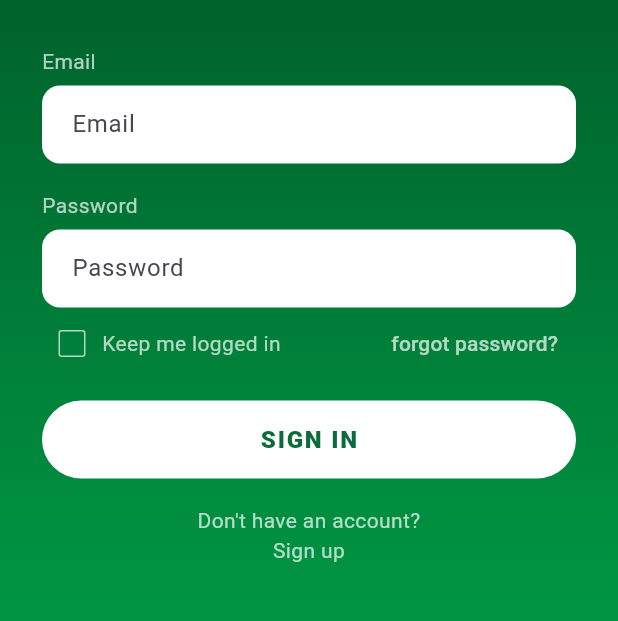
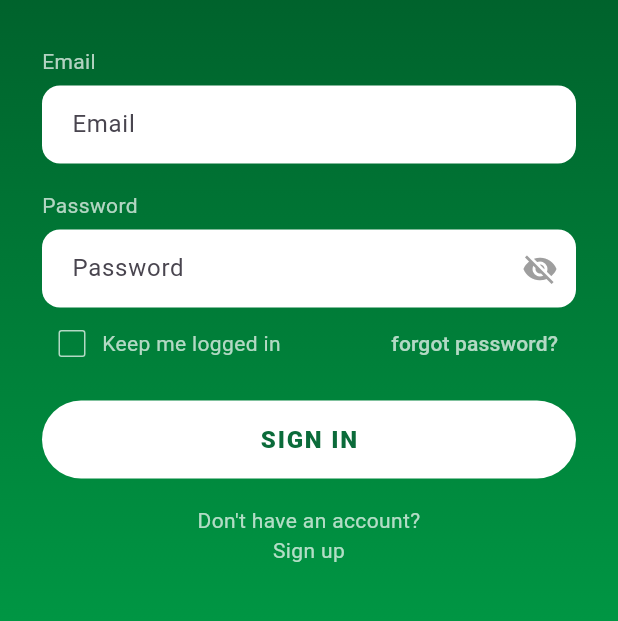
Before and after one commit to totaaa654/thesisRotify, a Flutter app: the LoginPage screen opened by its route, on a phone screen of 412 x 824 dp, the part 273-894 px from its top. Run offline on Flutter 3.47's test engine with Material 3 defaults, Android fonts, the phone set to English and light mode, and no system bars; our stand-ins replace cloud_firestore, firebase_auth, firebase_core, firebase_database, fl_chart, shared_preferences; accounts and stored records are empty.

Commit message:
added showpassword in log in

```diff
--- a/lib/login.dart
+++ b/lib/login.dart
@@ -11,11 +11,28 @@ class LoginPage extends StatefulWidget {
 
 class _LoginPageState extends State<LoginPage> {
   final AuthService _authService = AuthService();
-  final TextEditingController emailController = TextEditingController();
-  final TextEditingController passwordController = TextEditingController();
+
+  // Controllers defined here to persist through rebuilds
+  late TextEditingController emailController;
+  late TextEditingController passwordController;
 
   bool _isLoading = false;
-  bool _rememberMe = false; // ✅ Added this back for tracking
+  bool _rememberMe = false; // This is the value we need to protect
+  bool _obscurePassword = true;
+
+  @override
+  void initState() {
+    super.initState();
+    emailController = TextEditingController();
+    passwordController = TextEditingController();
+  }
+
+  @override
+  void dispose() {
+    emailController.dispose();
+    passwordController.dispose();
+    super.dispose();
+  }
 
   @override
   Widget build(BuildContext context) {
@@ -41,8 +58,8 @@ class _LoginPageState extends State<LoginPage> {
                   children: [
                     const SizedBox(height: 40),
                     Center(
-                        child:
-                            Image.asset('assets/images/logo.png', width: 80)),
+                      child: Image.asset('assets/images/logo.png', width: 80),
+                    ),
                     const SizedBox(height: 24),
                     const Center(
                       child: Text(
@@ -56,42 +73,57 @@ class _LoginPageState extends State<LoginPage> {
                     ),
                     const SizedBox(height: 32),
 
-                    // Email
-                    const Text('Email',
-                        style: TextStyle(color: Colors.white70)),
+                    // Email Field
+                    const Text('Email', style: TextStyle(color: Colors.white70)),
                     const SizedBox(height: 6),
                     _inputField(
+                      key: const ValueKey('emailField'),
                       controller: emailController,
                       hint: 'Email',
                       keyboardType: TextInputType.emailAddress,
                     ),
                     const SizedBox(height: 18),
 
-                    // Password
-                    const Text('Password',
-                        style: TextStyle(color: Colors.white70)),
+                    // Password Field
+                    const Text('Password', style: TextStyle(color: Colors.white70)),
                     const SizedBox(height: 6),
                     _inputField(
+                      key: const ValueKey('passwordField'),
                       controller: passwordController,
                       hint: 'Password',
-                      obscure: true,
+                      obscure: _obscurePassword,
+                      isPassword: true,
+                      onToggleVisibility: () {
+                        // This setState triggers a full page rebuild
+                        setState(() {
+                          _obscurePassword = !_obscurePassword;
+                        });
+                      },
                     ),
 
-                    // ✅ ADDED CHECKBOX SECTION BACK
+                    // ✅ REMEMBER ME SECTION (The Fix)
                     Row(
                       children: [
                         SizedBox(
                           height: 40,
                           width: 40,
-                          child: Checkbox(
-                            value: _rememberMe,
-                            activeColor: Colors.white,
-                            checkColor: const Color(0xFF0B6B3A),
-                            side: const BorderSide(color: Colors.white70),
-                            onChanged: (value) {
-                              setState(() {
-                                _rememberMe = value ?? false;
-                              });
+                          child: StatefulBuilder(
+                            // This isolates the checkbox so the password toggle doesn't reset it
+                            builder: (context, setInnerState) {
+                              return Checkbox(
+                                key: const ValueKey('rememberMeCheckbox'),
+                                value: _rememberMe,
+                                activeColor: Colors.white,
+                                checkColor: const Color(0xFF0B6B3A),
+                                side: const BorderSide(color: Colors.white70),
+                                onChanged: (value) {
+                                  bool newValue = value ?? false;
+                                  // Update the internal builder state
+                                  setInnerState(() => _rememberMe = newValue);
+                                  // Update the parent class state
+                                  setState(() => _rememberMe = newValue);
+                                },
+                              );
                             },
                           ),
                         ),
@@ -159,7 +191,6 @@ class _LoginPageState extends State<LoginPage> {
     );
   }
 
-  // ================= SIGN-IN HANDLER =================
   void _handleSignIn() async {
     final emailInput = emailController.text.trim();
     final password = passwordController.text.trim();
@@ -172,7 +203,7 @@ class _LoginPageState extends State<LoginPage> {
     setState(() => _isLoading = true);
 
     try {
-      // ✅ FIXED: Now passing 3 arguments (Email, Password, RememberMe)
+      // Passing the _rememberMe boolean to your AuthService
       final error = await _authService.signInStrict(emailInput, password, _rememberMe);
 
       if (!mounted) return;
@@ -182,7 +213,6 @@ class _LoginPageState extends State<LoginPage> {
         return;
       }
 
-      // ✅ Login successful
       Navigator.pushReplacement(
         context,
         MaterialPageRoute(builder: (_) => const HomeNav()),
@@ -195,7 +225,6 @@ class _LoginPageState extends State<LoginPage> {
     }
   }
 
-  // Helper to show SnackBar
   void _showSnackBar(String message, Color bgColor) {
     ScaffoldMessenger.of(context).showSnackBar(
       SnackBar(
@@ -206,14 +235,17 @@ class _LoginPageState extends State<LoginPage> {
     );
   }
 
-  // Input field helper
-  static Widget _inputField({
+  Widget _inputField({
+    Key? key,
     required TextEditingController controller,
     required String hint,
     bool obscure = false,
     TextInputType keyboardType = TextInputType.text,
+    bool isPassword = false,
+    VoidCallback? onToggleVisibility,
   }) {
     return TextField(
+      key: key,
       controller: controller,
       obscureText: obscure,
       keyboardType: keyboardType,
@@ -221,12 +253,20 @@ class _LoginPageState extends State<LoginPage> {
         hintText: hint,
         filled: true,
         fillColor: Colors.white,
-        contentPadding:
-            const EdgeInsets.symmetric(horizontal: 16, vertical: 14),
+        contentPadding: const EdgeInsets.symmetric(horizontal: 16, vertical: 14),
         border: OutlineInputBorder(
           borderRadius: BorderRadius.circular(12),
           borderSide: BorderSide.none,
         ),
+        suffixIcon: isPassword
+            ? IconButton(
+                icon: Icon(
+                  obscure ? Icons.visibility_off : Icons.visibility,
+                  color: Colors.grey,
+                ),
+                onPressed: onToggleVisibility,
+              )
+            : null,
       ),
     );
   }
```
Also changed, not shown: lib/main.dart (+55 -27 lines).
